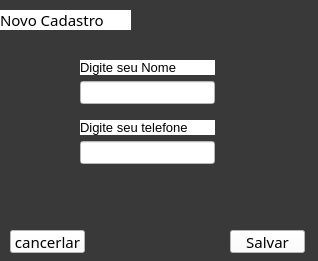
Qt form view/novo_cadastro.ui (jacksonj1406/agendamentodeensaios) before a commit.
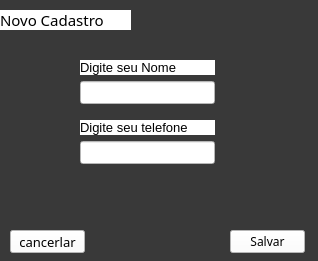
The same form after that commit.

Diff of the .ui file:
```diff
--- a/view/novo_cadastro.ui
+++ b/view/novo_cadastro.ui
@@ -13,7 +13,6 @@
   <property name="font">
    <font>
     <family>Arial Black</family>
-    <pointsize>11</pointsize>
    </font>
   </property>
   <property name="windowTitle">
@@ -69,6 +68,12 @@
      <height>23</height>
     </rect>
    </property>
+   <property name="font">
+    <font>
+     <family>Arial Black</family>
+     <pointsize>10</pointsize>
+    </font>
+   </property>
    <property name="styleSheet">
     <string notr="true">background-color: rgb(255, 255, 255);</string>
    </property>
@@ -76,7 +81,7 @@
     <string>cancerlar</string>
    </property>
   </widget>
-  <widget class="QWidget" name="">
+  <widget class="QWidget" name="layoutWidget">
    <property name="geometry">
     <rect>
      <x>80</x>
@@ -110,7 +115,7 @@
     </item>
    </layout>
   </widget>
-  <widget class="QWidget" name="">
+  <widget class="QWidget" name="layoutWidget">
    <property name="geometry">
     <rect>
      <x>80</x>
```
Left out of the diff: 4 changed lines with no effect on the pictures.
